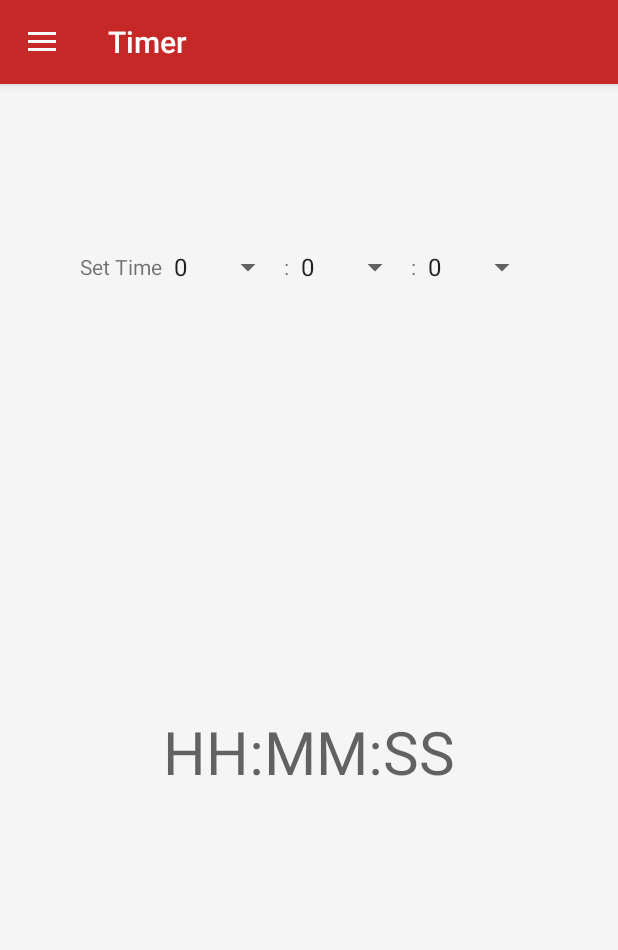
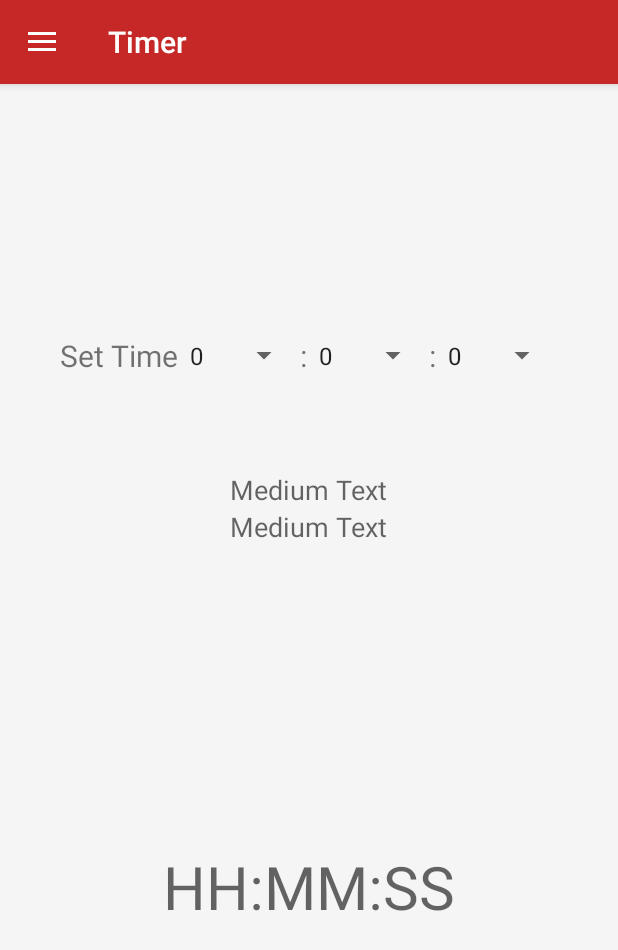
Before and after one commit to sebbe33/EDA_397_2016_Group3, an Android app: the screen it shows after launch (MainActivity), in the side drawer, after a tap on "Timer", on a phone screen of 412 x 824 dp. Shown: the top 950 px of the screen. Run offline under Robolectric (Android 15) with nearby library versions, the phone set to English and light mode, and no system bars; libraries missing offline, so code that uses them is left out: org.trello4j, org.trello4j.model; 1 statement that could not run was skipped.

Commit message:
Randomly assign a partner when timer start

```diff
--- a/app/src/main/java/chalmers/eda397_2016_group3/MainActivity.java
+++ b/app/src/main/java/chalmers/eda397_2016_group3/MainActivity.java
@@ -138,6 +138,8 @@ public class MainActivity extends AppCompatActivity {
         mDrawerLayout.closeDrawers();
     }
 
+
+
     @Override
     protected void onResume() {
         super.onResume();
--- a/app/src/main/java/chalmers/eda397_2016_group3/timer/FragmentTimer.java
+++ b/app/src/main/java/chalmers/eda397_2016_group3/timer/FragmentTimer.java
@@ -1,38 +1,44 @@
 package chalmers.eda397_2016_group3.timer;
 
-import android.app.Activity;
 import android.app.AlertDialog;
 import android.app.NotificationManager;
-import android.content.Context;
 import android.content.DialogInterface;
 import android.content.Intent;
-import android.net.Uri;
+import android.os.AsyncTask;
 import android.os.Bundle;
 import android.os.Handler;
-import android.support.v4.app.DialogFragment;
 import android.support.v4.app.Fragment;
-import android.support.v4.app.NotificationCompat;
 import android.view.LayoutInflater;
 import android.view.View;
 import android.view.ViewGroup;
 import android.widget.Button;
-import android.widget.EditText;
 import android.widget.Spinner;
 import android.widget.TextView;
 import android.widget.Toast;
 
+import org.trello4j.Trello;
+import org.trello4j.model.Member;
+
+import java.util.List;
 import java.util.Locale;
+import java.util.StringTokenizer;
 
 import chalmers.eda397_2016_group3.MainActivity;
 import chalmers.eda397_2016_group3.R;
+import chalmers.eda397_2016_group3.trello.TrelloApp;
+import chalmers.eda397_2016_group3.trello.TrelloAppService;
+import chalmers.eda397_2016_group3.utils.Pairs;
 
 
 public class FragmentTimer extends Fragment {
 
     private NotificationManager mNotifyMgr;
+    private TrelloApp trelloApp = null;
+    private Trello trelloAPI = null;
     private int totalTimeSeconds;
-    EditText edtSetTime;
-    private MyTimer timer = new MyTimer(new Handler());
+    //private MyTimer timer = new MyTimer(new Handler());
+     TextView txtNavi;
+     TextView txtDriv;
 
 
     @Override
@@ -50,17 +56,23 @@ public class FragmentTimer extends Fragment {
     public void onStart(){
         super.onStart();
         final Button btnStart = (Button) getView().findViewById(R.id.btnStart);
-        Button btnRest = (Button) getView().findViewById(R.id.btnReset);
+        final Button btnRest = (Button) getView().findViewById(R.id.btnReset);
+
+        txtNavi= (TextView) getView().findViewById(R.id.navigatorText);
+         txtDriv = (TextView) getView().findViewById(R.id.driverText);
+
         final Spinner SpinnerHour = (Spinner) getView().findViewById(R.id.hourSpinner);
         final Spinner SpinnerMinute = (Spinner) getView().findViewById(R.id.MinuteSpinner);
         final Spinner SpinnerSecond = (Spinner) getView().findViewById(R.id.SecondSpinner);
 
-        // Notification
-        /*mNotifyMgr = (NotificationManager) getActivity().getSystemService(Context.NOTIFICATION_SERVICE);
-        final NotificationCompat.Builder notificationBuilder =
-                new NotificationCompat.Builder(this)
-                        .setSmallIcon(R.mipmap.ic_launcher)
-                        .setContentTitle("Timer");*/
+        trelloApp = TrelloAppService.getTrelloApp(getActivity());
+
+        if(trelloApp.isAuthenticated()) {
+            getBoardsHelper();
+        } else {
+            Toast.makeText(getActivity(),"Please login first",Toast.LENGTH_SHORT).show();
+
+        }
 
 
         // Timer stuff
@@ -73,17 +85,8 @@ public class FragmentTimer extends Fragment {
                 long millisLeft = Math.max(0, totalTimeSeconds * 1000 - totalElapsedMillis);
                 String time = formatTime(timerFormat, millisLeft);
                 tv_timer.setText(time);
-                //notificationBuilder.setContentText(time);
-                //mNotifyMgr.notify(R.integer.notification_timer, notificationBuilder.build());
-                // If the current time over the time user set.
                 if (millisLeft == 0) {
                     timer.stop();
-                    // Notify the user
-                    //notificationBuilder.setContentText("Time is up!");
-                    //notificationBuilder.setSound(Uri.parse("android.resource://"
-                    //        + getPackageName() + "/" + R.raw.cat));
-                   // mNotifyMgr.notify(R.integer.notification_timer, notificationBuilder.build());
-                   // notificationBuilder.setSound(null);
                     btnStart.setText("Start");
                     showDialog("Time is up!");
                     SpinnerHour.setEnabled(true);
@@ -93,7 +96,6 @@ public class FragmentTimer extends Fragment {
             }
         });
 
-        //  edtSetTime = (EditText) findViewById(R.id.edt_settime);
         btnStart.setOnClickListener(new View.OnClickListener() {
             @Override
             public void onClick(View v) {
@@ -111,21 +113,20 @@ public class FragmentTimer extends Fragment {
                         // Start counting
                         timer.start(1);
                         btnStart.setText("Pause");
-                        String time = formatTime(timerFormat, totalTimeSeconds * 1000);
-                        tv_timer.setText(time);
-                        // Notification
-                        //notificationBuilder.setContentText(time);
-                        //mNotifyMgr.notify(R.integer.notification_timer, notificationBuilder.build());
+                    //    String time = formatTime(timerFormat, totalTimeSeconds * 1000);
+                     //   tv_timer.setText(time);
 
                         SpinnerHour.setEnabled(false);
                         SpinnerMinute.setEnabled(false);
                         SpinnerSecond.setEnabled(false);
+                        btnRest.setEnabled(false);
                     }
 
                 } else if (!timer.isPaused()) {
                     //pause the timer
                     timer.pause();
                     btnStart.setText("Resume");
+                    btnRest.setEnabled(true);
                     // Notification
                     //notificationBuilder.setContentText("Paused");
                    // mNotifyMgr.notify(R.integer.notification_timer, notificationBuilder.build());
@@ -133,6 +134,7 @@ public class FragmentTimer extends Fragment {
                     //resume the timer
                     timer.resume();
                     btnStart.setText("Pause");
+                    btnRest.setEnabled(false);
                 }
             }
         });
@@ -146,13 +148,14 @@ public class FragmentTimer extends Fragment {
                     timer.stop();
                 tv_timer.setText(null);
                 btnStart.setText("Start");
-                mNotifyMgr.cancel(R.integer.notification_timer);
+//                mNotifyMgr.cancel(R.integer.notification_timer);
                 SpinnerHour.setEnabled(true);
                 SpinnerHour.setSelection(0);
                 SpinnerMinute.setEnabled(true);
                 SpinnerMinute.setSelection(0);
                 SpinnerSecond.setEnabled(true);
                 SpinnerSecond.setSelection(0);
+                btnRest.setEnabled(true);
             }
         });
     }
@@ -193,4 +196,38 @@ public class FragmentTimer extends Fragment {
         AlertDialog dialog = builder.create();
         dialog.show();
     }
+
+    private void setPair(String pair){
+        StringTokenizer st = new StringTokenizer(pair);
+        txtNavi.setText("Partner: "+st.nextToken(":"));
+      //  txtDriv.setText("Driver: "+st.nextToken(":"));
+        txtDriv.setText("");
+
+    }
+    private void getBoardsHelper() {
+        trelloAPI = TrelloAppService.getTrelloAPIInterface(trelloApp);
+        // Get boards
+        new FetchBoards().execute(trelloAPI);
+  }
+    private class FetchBoards extends AsyncTask<Trello, Integer, List<Member>> {
+
+        @Override
+        protected List<Member> doInBackground(Trello... params) {
+            TrelloApp trelloApp = TrelloAppService.getTrelloApp(getActivity());
+            Trello trelloAPI = TrelloAppService.getTrelloAPIInterface(trelloApp);
+            List<Member> members = trelloAPI.getMembersByBoard(trelloApp.getSelectedBoardID());
+
+            return  members;
+        }
+
+        @Override
+        protected void onPostExecute(List<Member> result) {
+            Pairs pairs = new Pairs();
+            for (int j = 0; j<result.size();j++){
+                pairs.addPair(result.get(j).getFullName());
+
+            }
+            setPair(pairs.getRandomPair());
+        }
+    }
 }
--- a/app/src/main/java/chalmers/eda397_2016_group3/trello/TrelloSetupFragment.java
+++ b/app/src/main/java/chalmers/eda397_2016_group3/trello/TrelloSetupFragment.java
@@ -77,6 +77,8 @@ public class TrelloSetupFragment extends Fragment implements AdapterView.OnItemS
         // Get boards
         new FetchBoards().execute(trelloAPI);
 
+
+
         Button loginButton = (Button) getView().findViewById(R.id.trello_login_button);
         loginButton.setText(getResources().getString(R.string.TRELLO_LOGIN_BUTTON_AUTHENTICATED));
     }
--- a/app/src/main/res/layout/fragment_timer.xml
+++ b/app/src/main/res/layout/fragment_timer.xml
@@ -21,7 +21,7 @@
 
         <LinearLayout
             android:layout_width="match_parent"
-            android:layout_height="wrap_content"
+            android:layout_height="142dp"
             android:orientation="horizontal"
             android:gravity="center_horizontal"
             android:layout_marginTop="10dp"
@@ -31,6 +31,7 @@
                 android:layout_width="wrap_content"
                 android:layout_height="match_parent"
                 android:gravity="center"
+                android:textSize="20dp"
                 android:text="Set Time"/>
 
             <Spinner
@@ -38,13 +39,15 @@
                 android:layout_height="match_parent"
                 android:id="@+id/hourSpinner"
                 android:spinnerMode="dropdown"
+                android:textSize="20dp"
                 android:entries="@array/Hours"/>
 
             <TextView
                 android:layout_width="wrap_content"
                 android:layout_height="match_parent"
                 android:gravity="center"
-                android:text=":"
+                android:text="@string/time_separator"
+                android:textSize="20dp"
                 android:id="@+id/textView1" />
 
             <Spinner
@@ -52,13 +55,15 @@
                 android:layout_height="match_parent"
                 android:id="@+id/MinuteSpinner"
                 android:spinnerMode="dropdown"
+                android:textSize="20dp"
                 android:entries="@array/Minutes"/>
 
             <TextView
                 android:layout_width="wrap_content"
                 android:layout_height="match_parent"
                 android:gravity="center"
-                android:text=":"
+                android:text="@string/time_separator"
+                android:textSize="20dp"
                 android:id="@+id/textView" />
 
             <Spinner
@@ -66,10 +71,33 @@
                 android:layout_height="match_parent"
                 android:id="@+id/SecondSpinner"
                 android:spinnerMode="dropdown"
+                android:textSize="20dp"
                 android:entries="@array/Seconds" />
 
         </LinearLayout>
 
+
+        <LinearLayout
+            android:orientation="vertical"
+            android:layout_width="match_parent"
+            android:layout_height="62dp"
+            android:foregroundGravity="center"
+            android:gravity="center_vertical|center_horizontal">
+
+            <TextView
+                android:layout_width="wrap_content"
+                android:layout_height="wrap_content"
+                android:textAppearance="?android:attr/textAppearanceMedium"
+                android:text="Medium Text"
+                android:id="@+id/navigatorText" />
+
+            <TextView
+                android:layout_width="wrap_content"
+                android:layout_height="wrap_content"
+                android:textAppearance="?android:attr/textAppearanceMedium"
+                android:text="Medium Text"
+                android:id="@+id/driverText" />
+        </LinearLayout>
 
         <TextView android:id="@+id/tv_timer"
             android:layout_width="775px"
@@ -100,5 +128,6 @@
                 android:layout_weight="1"
                 android:text="Reset" />
         </LinearLayout>
+
     </LinearLayout>
 </RelativeLayout>
--- a/app/src/main/res/values/strings.xml
+++ b/app/src/main/res/values/strings.xml
@@ -2,6 +2,7 @@
     <string name="app_name">EDA397_2016_GROUP3</string>
     <string name="timer_format" formatted="false">%02d:%02d:%02d</string>
     <string name="timer_format_hint">HH:MM:SS</string>
+    <string name="time_separator">\n:\n</string>
     <string-array name="Hours">
         <item>0</item>
         <item>1</item>
```
Also changed, not shown: app/src/main/java/chalmers/eda397_2016_group3/utils/Pairs.java (+27 -38 lines), 2 other files.
